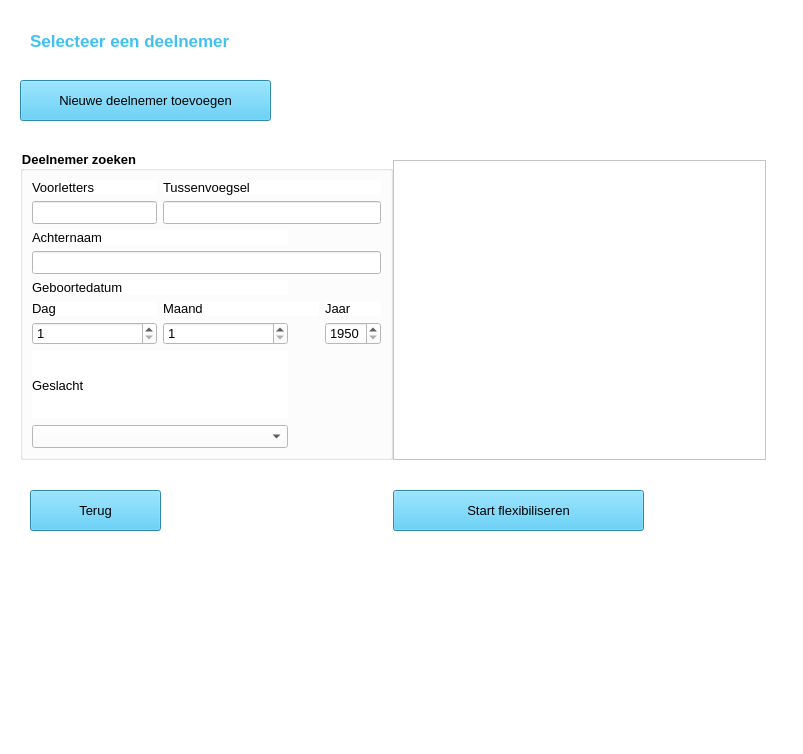
Qt form deelnemerselectie.ui (Alwin1234567/AR-project) before a commit.
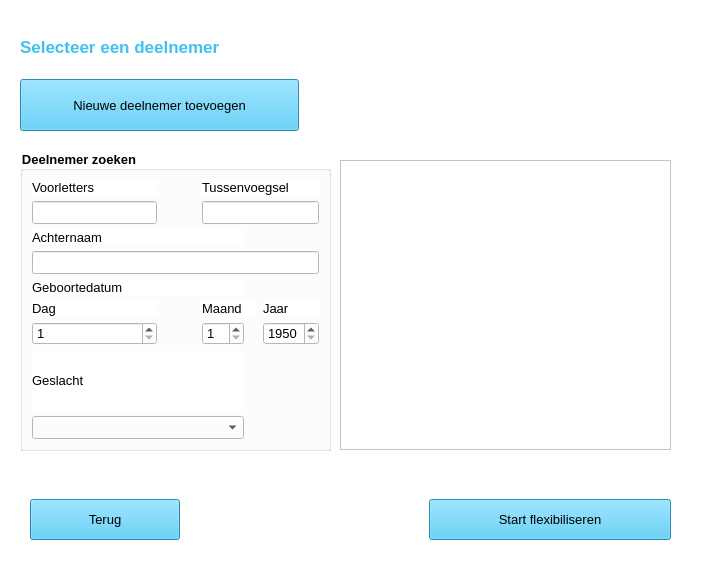
The same form after that commit. Icons and pictures are not drawn.

Commit message: Nu werkt die helemaal

```diff
--- a/deelnemerselectie.ui
+++ b/deelnemerselectie.ui
@@ -6,8 +6,8 @@
    <rect>
     <x>0</x>
     <y>0</y>
-    <width>803</width>
-    <height>754</height>
+    <width>703</width>
+    <height>578</height>
    </rect>
   </property>
   <property name="windowTitle">
@@ -20,8 +20,8 @@
    <widget class="QLabel" name="lbl_logo">
     <property name="geometry">
      <rect>
-      <x>590</x>
-      <y>10</y>
+      <x>460</x>
+      <y>30</y>
       <width>200</width>
       <height>44</height>
      </rect>
@@ -42,69 +42,13 @@
      <bool>true</bool>
     </property>
    </widget>
-   <widget class="QPushButton" name="btnDeelnemerToevoegen">
-    <property name="geometry">
-     <rect>
-      <x>20</x>
-      <y>80</y>
-      <width>251</width>
-      <height>41</height>
-     </rect>
-    </property>
-    <property name="sizePolicy">
-     <sizepolicy hsizetype="Expanding" vsizetype="Fixed">
-      <horstretch>0</horstretch>
-      <verstretch>0</verstretch>
-     </sizepolicy>
-    </property>
-    <property name="font">
-     <font>
-      <pointsize>10</pointsize>
-      <weight>50</weight>
-      <bold>false</bold>
-     </font>
-    </property>
-    <property name="styleSheet">
-     <string notr="true">background-color: rgb(64, 193, 240);</string>
-    </property>
-    <property name="text">
-     <string>Nieuwe deelnemer toevoegen</string>
-    </property>
-   </widget>
-   <widget class="QPushButton" name="btnStartFlexibiliseren">
-    <property name="geometry">
-     <rect>
-      <x>393</x>
-      <y>490</y>
-      <width>251</width>
-      <height>41</height>
-     </rect>
-    </property>
-    <property name="sizePolicy">
-     <sizepolicy hsizetype="Expanding" vsizetype="Fixed">
-      <horstretch>0</horstretch>
-      <verstretch>0</verstretch>
-     </sizepolicy>
-    </property>
-    <property name="font">
-     <font>
-      <pointsize>10</pointsize>
-     </font>
-    </property>
-    <property name="styleSheet">
-     <string notr="true">background-color: rgb(64, 193, 240);</string>
-    </property>
-    <property name="text">
-     <string>Start flexibiliseren</string>
-    </property>
-   </widget>
    <widget class="QListWidget" name="lwKeuzes">
     <property name="geometry">
      <rect>
-      <x>393</x>
+      <x>340</x>
       <y>160</y>
-      <width>373</width>
-      <height>300</height>
+      <width>331</width>
+      <height>290</height>
      </rect>
     </property>
     <property name="sizePolicy">
@@ -124,8 +68,8 @@
      <rect>
       <x>20</x>
       <y>150</y>
-      <width>373</width>
-      <height>310</height>
+      <width>311</width>
+      <height>301</height>
      </rect>
     </property>
     <property name="sizePolicy">
@@ -145,7 +89,100 @@
      <string>Deelnemer zoeken</string>
     </property>
     <layout class="QGridLayout" name="gridLayout">
-     <item row="2" column="0" colspan="2">
+     <item row="8" column="0" colspan="3">
+      <widget class="QComboBox" name="cbGeslacht">
+       <property name="sizePolicy">
+        <sizepolicy hsizetype="Expanding" vsizetype="Fixed">
+         <horstretch>0</horstretch>
+         <verstretch>0</verstretch>
+        </sizepolicy>
+       </property>
+       <property name="font">
+        <font>
+         <pointsize>10</pointsize>
+        </font>
+       </property>
+       <item>
+        <property name="text">
+         <string/>
+        </property>
+       </item>
+       <item>
+        <property name="text">
+         <string>-</string>
+        </property>
+       </item>
+       <item>
+        <property name="text">
+         <string>M</string>
+        </property>
+       </item>
+       <item>
+        <property name="text">
+         <string>V</string>
+        </property>
+       </item>
+      </widget>
+     </item>
+     <item row="0" column="0">
+      <widget class="QLabel" name="label_6">
+       <property name="enabled">
+        <bool>true</bool>
+       </property>
+       <property name="sizePolicy">
+        <sizepolicy hsizetype="Ignored" vsizetype="Ignored">
+         <horstretch>0</horstretch>
+         <verstretch>0</verstretch>
+        </sizepolicy>
+       </property>
+       <property name="font">
+        <font>
+         <pointsize>10</pointsize>
+         <stylestrategy>PreferDefault</stylestrategy>
+        </font>
+       </property>
+       <property name="tabletTracking">
+        <bool>false</bool>
+       </property>
+       <property name="text">
+        <string>Voorletters</string>
+       </property>
+       <property name="wordWrap">
+        <bool>true</bool>
+       </property>
+       <property name="buddy">
+        <cstring></cstring>
+       </property>
+      </widget>
+     </item>
+     <item row="1" column="0">
+      <widget class="QLineEdit" name="txtVoorletters">
+       <property name="sizePolicy">
+        <sizepolicy hsizetype="MinimumExpanding" vsizetype="Fixed">
+         <horstretch>0</horstretch>
+         <verstretch>0</verstretch>
+        </sizepolicy>
+       </property>
+       <property name="font">
+        <font>
+         <pointsize>10</pointsize>
+        </font>
+       </property>
+       <property name="inputMethodHints">
+        <set>Qt::ImhUppercaseOnly</set>
+       </property>
+      </widget>
+     </item>
+     <item row="3" column="0" colspan="5">
+      <widget class="QLineEdit" name="txtAchternaam">
+       <property name="font">
+        <font>
+         <pointsize>10</pointsize>
+        </font>
+       </property>
+      </widget>
+     </item>
+     <item row="2" column="0" colspan="3">
       <widget class="QLabel" name="label_8">
        <property name="sizePolicy">
         <sizepolicy hsizetype="Expanding" vsizetype="Fixed">
@@ -163,16 +200,7 @@
        </property>
       </widget>
      </item>
-     <item row="3" column="0" colspan="4">
-      <widget class="QLineEdit" name="txtAchternaam">
-       <property name="font">
-        <font>
-         <pointsize>10</pointsize>
-        </font>
-       </property>
-      </widget>
-     </item>
-     <item row="4" column="0" colspan="2">
+     <item row="4" column="0" colspan="3">
       <widget class="QLabel" name="label_11">
        <property name="sizePolicy">
         <sizepolicy hsizetype="Expanding" vsizetype="Fixed">
@@ -190,6 +218,24 @@
        </property>
       </widget>
      </item>
+     <item row="5" column="4">
+      <widget class="QLabel" name="label_3">
+       <property name="sizePolicy">
+        <sizepolicy hsizetype="Expanding" vsizetype="Fixed">
+         <horstretch>0</horstretch>
+         <verstretch>0</verstretch>
+        </sizepolicy>
+       </property>
+       <property name="font">
+        <font>
+         <pointsize>10</pointsize>
+        </font>
+       </property>
+       <property name="text">
+        <string>Jaar</string>
+       </property>
+      </widget>
+     </item>
      <item row="5" column="0">
       <widget class="QLabel" name="label">
        <property name="sizePolicy">
@@ -208,7 +254,7 @@
        </property>
       </widget>
      </item>
-     <item row="5" column="1" colspan="2">
+     <item row="5" column="2" colspan="2">
       <widget class="QLabel" name="label_2">
        <property name="sizePolicy">
         <sizepolicy hsizetype="Expanding" vsizetype="Fixed">
@@ -226,8 +272,8 @@
        </property>
       </widget>
      </item>
-     <item row="5" column="3">
-      <widget class="QLabel" name="label_3">
+     <item row="6" column="2">
+      <widget class="QSpinBox" name="sbMaand">
        <property name="sizePolicy">
         <sizepolicy hsizetype="Expanding" vsizetype="Fixed">
          <horstretch>0</horstretch>
@@ -239,8 +285,11 @@
          <pointsize>10</pointsize>
         </font>
        </property>
-       <property name="text">
-        <string>Jaar</string>
+       <property name="minimum">
+        <number>1</number>
+       </property>
+       <property name="maximum">
+        <number>12</number>
        </property>
       </widget>
      </item>
@@ -265,28 +314,7 @@
        </property>
       </widget>
      </item>
-     <item row="6" column="1">
-      <widget class="QSpinBox" name="sbMaand">
-       <property name="sizePolicy">
-        <sizepolicy hsizetype="Expanding" vsizetype="Fixed">
-         <horstretch>0</horstretch>
-         <verstretch>0</verstretch>
-        </sizepolicy>
-       </property>
-       <property name="font">
-        <font>
-         <pointsize>10</pointsize>
-        </font>
-       </property>
-       <property name="minimum">
-        <number>1</number>
-       </property>
-       <property name="maximum">
-        <number>12</number>
-       </property>
-      </widget>
-     </item>
-     <item row="6" column="3">
+     <item row="6" column="4">
       <widget class="QSpinBox" name="sbJaar">
        <property name="sizePolicy">
         <sizepolicy hsizetype="Expanding" vsizetype="Fixed">
@@ -307,7 +335,7 @@
        </property>
       </widget>
      </item>
-     <item row="7" column="0" colspan="2">
+     <item row="7" column="0" colspan="3">
       <widget class="QLabel" name="label_4">
        <property name="sizePolicy">
         <sizepolicy hsizetype="Expanding" vsizetype="Expanding">
@@ -325,91 +353,16 @@
        </property>
       </widget>
      </item>
-     <item row="8" column="0" colspan="2">
-      <widget class="QComboBox" name="cbGeslacht">
-       <property name="sizePolicy">
-        <sizepolicy hsizetype="Expanding" vsizetype="Fixed">
-         <horstretch>0</horstretch>
-         <verstretch>0</verstretch>
-        </sizepolicy>
-       </property>
+     <item row="1" column="2" colspan="3">
+      <widget class="QLineEdit" name="txtTussenvoegsel">
        <property name="font">
         <font>
          <pointsize>10</pointsize>
         </font>
        </property>
-       <item>
-        <property name="text">
-         <string/>
-        </property>
-       </item>
-       <item>
-        <property name="text">
-         <string>-</string>
-        </property>
-       </item>
-       <item>
-        <property name="text">
-         <string>M</string>
-        </property>
-       </item>
-       <item>
-        <property name="text">
-         <string>V</string>
-        </property>
-       </item>
       </widget>
      </item>
-     <item row="1" column="0">
-      <widget class="QLineEdit" name="txtVoorletters">
-       <property name="sizePolicy">
-        <sizepolicy hsizetype="MinimumExpanding" vsizetype="Fixed">
-         <horstretch>0</horstretch>
-         <verstretch>0</verstretch>
-        </sizepolicy>
-       </property>
-       <property name="font">
-        <font>
-         <pointsize>10</pointsize>
-        </font>
-       </property>
-       <property name="inputMethodHints">
-        <set>Qt::ImhUppercaseOnly</set>
-       </property>
-      </widget>
-     </item>
-     <item row="0" column="0">
-      <widget class="QLabel" name="label_6">
-       <property name="enabled">
-        <bool>true</bool>
-       </property>
-       <property name="sizePolicy">
-        <sizepolicy hsizetype="Ignored" vsizetype="Ignored">
-         <horstretch>0</horstretch>
-         <verstretch>0</verstretch>
-        </sizepolicy>
-       </property>
-       <property name="font">
-        <font>
-         <pointsize>10</pointsize>
-         <stylestrategy>PreferDefault</stylestrategy>
-        </font>
-       </property>
-       <property name="tabletTracking">
-        <bool>false</bool>
-       </property>
-       <property name="text">
-        <string>Voorletters</string>
-       </property>
-       <property name="wordWrap">
-        <bool>true</bool>
-       </property>
-       <property name="buddy">
-        <cstring></cstring>
-       </property>
-      </widget>
-     </item>
-     <item row="0" column="1" colspan="3">
+     <item row="0" column="2" colspan="3">
       <widget class="QLabel" name="label_7">
        <property name="sizePolicy">
         <sizepolicy hsizetype="Ignored" vsizetype="Ignored">
@@ -430,96 +383,198 @@
        </property>
       </widget>
      </item>
-     <item row="1" column="1" colspan="3">
-      <widget class="QLineEdit" name="txtTussenvoegsel">
-       <property name="font">
-        <font>
-         <pointsize>10</pointsize>
-        </font>
+     <item row="6" column="1">
+      <spacer name="horizontalSpacer_2">
+       <property name="orientation">
+        <enum>Qt::Horizontal</enum>
        </property>
-      </widget>
+       <property name="sizeHint" stdset="0">
+        <size>
+         <width>40</width>
+         <height>20</height>
+        </size>
+       </property>
+      </spacer>
      </item>
     </layout>
    </widget>
-   <widget class="QLabel" name="label_9">
+   <widget class="QWidget" name="horizontalWidget" native="true">
     <property name="geometry">
      <rect>
       <x>30</x>
-      <y>30</y>
-      <width>291</width>
-      <height>21</height>
-     </rect>
-    </property>
-    <property name="sizePolicy">
-     <sizepolicy hsizetype="Expanding" vsizetype="Fixed">
-      <horstretch>0</horstretch>
-      <verstretch>0</verstretch>
-     </sizepolicy>
-    </property>
-    <property name="font">
-     <font>
-      <pointsize>13</pointsize>
-      <weight>75</weight>
-      <bold>true</bold>
-     </font>
-    </property>
-    <property name="styleSheet">
-     <string notr="true">color: rgb(64, 193, 240);</string>
-    </property>
-    <property name="text">
-     <string>Selecteer een deelnemer</string>
-    </property>
-   </widget>
-   <widget class="QPushButton" name="btnTerug">
-    <property name="geometry">
-     <rect>
-      <x>30</x>
-      <y>490</y>
-      <width>131</width>
-      <height>41</height>
-     </rect>
-    </property>
-    <property name="sizePolicy">
-     <sizepolicy hsizetype="Expanding" vsizetype="Fixed">
-      <horstretch>0</horstretch>
-      <verstretch>0</verstretch>
-     </sizepolicy>
-    </property>
-    <property name="font">
-     <font>
-      <pointsize>10</pointsize>
-     </font>
-    </property>
-    <property name="styleSheet">
-     <string notr="true">background-color: rgb(64, 191, 240);
-
-</string>
-    </property>
-    <property name="text">
-     <string>Terug</string>
-    </property>
-   </widget>
-   <widget class="QFrame" name="horizontalFrame">
-    <property name="geometry">
-     <rect>
-      <x>20</x>
       <y>480</y>
-      <width>731</width>
+      <width>641</width>
       <height>80</height>
      </rect>
     </property>
-    <layout class="QHBoxLayout" name="horizontalLayout"/>
+    <property name="sizePolicy">
+     <sizepolicy hsizetype="Expanding" vsizetype="Preferred">
+      <horstretch>0</horstretch>
+      <verstretch>0</verstretch>
+     </sizepolicy>
+    </property>
+    <layout class="QHBoxLayout" name="horizontalLayout">
+     <item>
+      <widget class="QPushButton" name="btnTerug">
+       <property name="sizePolicy">
+        <sizepolicy hsizetype="Expanding" vsizetype="Fixed">
+         <horstretch>0</horstretch>
+         <verstretch>0</verstretch>
+        </sizepolicy>
+       </property>
+       <property name="minimumSize">
+        <size>
+         <width>0</width>
+         <height>41</height>
+        </size>
+       </property>
+       <property name="maximumSize">
+        <size>
+         <width>150</width>
+         <height>16777215</height>
+        </size>
+       </property>
+       <property name="font">
+        <font>
+         <pointsize>10</pointsize>
+        </font>
+       </property>
+       <property name="styleSheet">
+        <string notr="true">background-color: rgb(64, 191, 240);
+
+</string>
+       </property>
+       <property name="text">
+        <string>Terug</string>
+       </property>
+      </widget>
+     </item>
+     <item>
+      <spacer name="horizontalSpacer">
+       <property name="orientation">
+        <enum>Qt::Horizontal</enum>
+       </property>
+       <property name="sizeType">
+        <enum>QSizePolicy::Expanding</enum>
+       </property>
+       <property name="sizeHint" stdset="0">
+        <size>
+         <width>190</width>
+         <height>20</height>
+        </size>
+       </property>
+      </spacer>
+     </item>
+     <item>
+      <widget class="QPushButton" name="btnStartFlexibiliseren">
+       <property name="sizePolicy">
+        <sizepolicy hsizetype="Expanding" vsizetype="Fixed">
+         <horstretch>0</horstretch>
+         <verstretch>0</verstretch>
+        </sizepolicy>
+       </property>
+       <property name="minimumSize">
+        <size>
+         <width>131</width>
+         <height>41</height>
+        </size>
+       </property>
+       <property name="maximumSize">
+        <size>
+         <width>1000</width>
+         <height>16777215</height>
+        </size>
+       </property>
+       <property name="font">
+        <font>
+         <pointsize>10</pointsize>
+        </font>
+       </property>
+       <property name="styleSheet">
+        <string notr="true">background-color: rgb(64, 193, 240);</string>
+       </property>
+       <property name="text">
+        <string>Start flexibiliseren</string>
+       </property>
+      </widget>
+     </item>
+    </layout>
    </widget>
-   <widget class="QFrame" name="horizontalFrame">
+   <widget class="QWidget" name="horizontalWidget" native="true">
     <property name="geometry">
      <rect>
-      <x>10</x>
+      <x>20</x>
       <y>20</y>
-      <width>271</width>
+      <width>301</width>
       <height>111</height>
      </rect>
     </property>
-    <layout class="QHBoxLayout" name="horizontalLayout_2"/>
+    <property name="sizePolicy">
+     <sizepolicy hsizetype="Expanding" vsizetype="Preferred">
+      <horstretch>0</horstretch>
+      <verstretch>0</verstretch>
+     </sizepolicy>
+    </property>
+    <layout class="QVBoxLayout" name="verticalLayout">
+     <item>
+      <widget class="QLabel" name="label_9">
+       <property name="sizePolicy">
+        <sizepolicy hsizetype="Expanding" vsizetype="Expanding">
+         <horstretch>0</horstretch>
+         <verstretch>0</verstretch>
+        </sizepolicy>
+       </property>
+       <property name="font">
+        <font>
+         <pointsize>13</pointsize>
+         <weight>75</weight>
+         <bold>true</bold>
+        </font>
+       </property>
+       <property name="styleSheet">
+        <string notr="true">color: rgb(64, 193, 240);</string>
+       </property>
+       <property name="text">
+        <string>Selecteer een deelnemer</string>
+       </property>
+      </widget>
+     </item>
+     <item>
+      <widget class="QPushButton" name="btnDeelnemerToevoegen">
+       <property name="sizePolicy">
+        <sizepolicy hsizetype="Expanding" vsizetype="Expanding">
+         <horstretch>0</horstretch>
+         <verstretch>0</verstretch>
+        </sizepolicy>
+       </property>
+       <property name="minimumSize">
+        <size>
+         <width>0</width>
+         <height>41</height>
+        </size>
+       </property>
+       <property name="maximumSize">
+        <size>
+         <width>279</width>
+         <height>16777215</height>
+        </size>
+       </property>
+       <property name="font">
+        <font>
+         <pointsize>10</pointsize>
+         <weight>50</weight>
+         <bold>false</bold>
+        </font>
+       </property>
+       <property name="styleSheet">
+        <string notr="true">background-color: rgb(64, 193, 240);</string>
+       </property>
+       <property name="text">
+        <string>Nieuwe deelnemer toevoegen</string>
+       </property>
+      </widget>
+     </item>
+    </layout>
    </widget>
    <zorder>horizontalFrame</zorder>
    <zorder>horizontalFrame</zorder>
```
Left out of the diff: 11 changed lines with no effect on the pictures.
